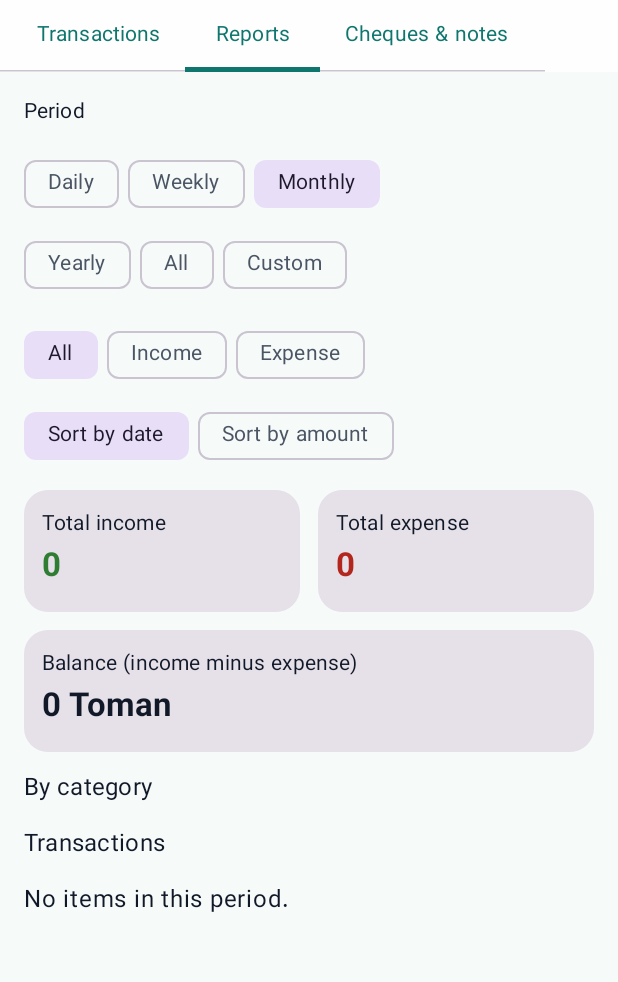
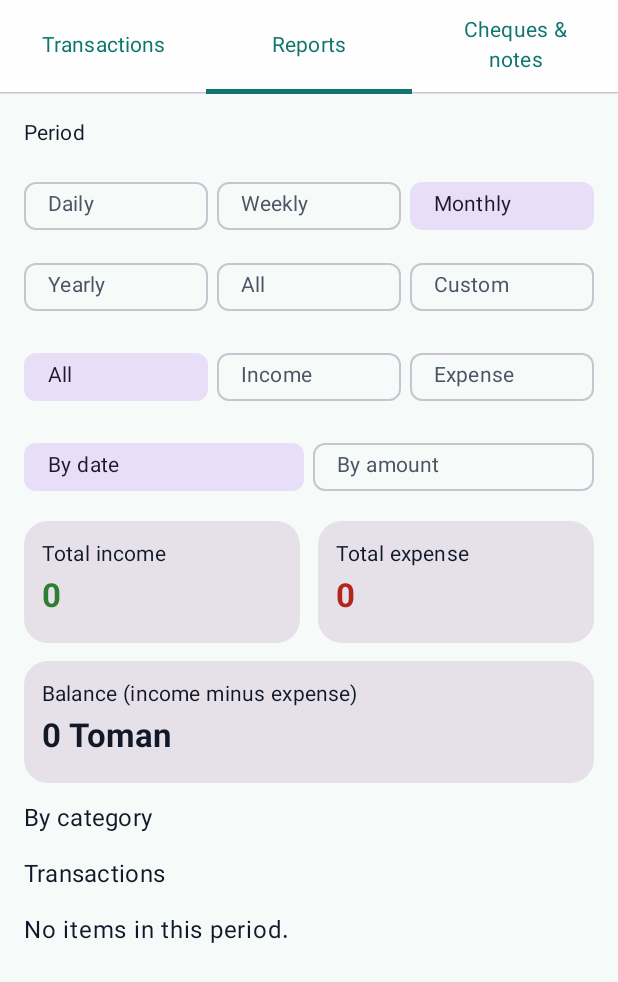
Before and after one commit to SENFIB/hesabyar, an Android app built with Jetpack Compose: the composable AccountingScreen shown on its own in the app's theme, tab 2 chosen, on a phone screen of 412 x 824 dp. Shown: the top 982 px of the screen. Run offline under Robolectric (Android 15) with nearby library versions, the phone set to English and light mode, and no system bars; our stand-ins replace Room's generated code; 2 statements that could not run were skipped.

Commit message:
Update AccountingScreen.kt

```diff
--- a/app/src/main/java/com/hesabyar/app/ui/AccountingScreen.kt
+++ b/app/src/main/java/com/hesabyar/app/ui/AccountingScreen.kt
@@ -13,7 +13,6 @@ import androidx.compose.foundation.text.KeyboardOptions
 import androidx.compose.material3.*
 import androidx.compose.runtime.*
 import androidx.compose.runtime.saveable.rememberSaveable
-import androidx.compose.ui.Alignment
 import androidx.compose.ui.Modifier
 import androidx.compose.ui.draw.clip
 import androidx.compose.ui.graphics.Color
@@ -21,9 +20,43 @@ import androidx.compose.ui.platform.LocalContext
 import androidx.compose.ui.res.stringResource
 import androidx.compose.ui.text.font.FontWeight
 import androidx.compose.ui.text.input.KeyboardType
+import androidx.compose.ui.text.style.TextAlign
+import androidx.compose.ui.text.style.TextOverflow
 import androidx.compose.ui.unit.dp
 import com.hesabyar.app.R
 import com.hesabyar.app.data.TransactionEntity
+
+// ================= ردیف چیپ‌های هم‌اندازه =================
+
+@Composable
+private fun <T> EqualChipRow(
+    options: List<Pair<T, String>>,
+    selected: T,
+    onSelect: (T) -> Unit,
+    columns: Int = 3
+) {
+    Column(
+        modifier = Modifier.fillMaxWidth(),
+        verticalArrangement = Arrangement.spacedBy(6.dp)
+    ) {
+        options.chunked(columns).forEach { rowItems ->
+            Row(
+                modifier = Modifier.fillMaxWidth(),
+                horizontalArrangement = Arrangement.spacedBy(6.dp)
+            ) {
+                rowItems.forEach { (value, label) ->
+                    FilterChip(
+                        selected = selected == value,
+                        onClick = { onSelect(value) },
+                        label = { Text(label, maxLines = 1, overflow = TextOverflow.Ellipsis) },
+                        modifier = Modifier.weight(1f)
+                    )
+                }
+                repeat(columns - rowItems.size) { Spacer(Modifier.weight(1f)) }
+            }
+        }
+    }
+}
 
 // ================= تب حسابداری با زیرتب‌ها =================
 
@@ -37,12 +70,20 @@ fun AccountingScreen(vm: MainViewModel, regionType: CalendarType) {
     )
 
     Column(modifier = Modifier.fillMaxSize()) {
-        ScrollableTabRow(selectedTabIndex = tab, edgePadding = 8.dp) {
+        // سه زیرتب با عرض برابر
+        TabRow(selectedTabIndex = tab) {
             titles.forEachIndexed { i, title ->
                 Tab(
                     selected = tab == i,
                     onClick = { tab = i },
-                    text = { Text(title) }
+                    text = {
+                        Text(
+                            title,
+                            maxLines = 2,
+                            overflow = TextOverflow.Ellipsis,
+                            textAlign = TextAlign.Center
+                        )
+                    }
                 )
             }
         }
@@ -59,16 +100,6 @@ fun AccountingScreen(vm: MainViewModel, regionType: CalendarType) {
 // ================= گزارش‌ها =================
 
 @Composable
-private fun reportPeriodLabel(p: BackupPeriod): String = when (p) {
-    BackupPeriod.DAILY -> tr("روزانه", "Daily", "يومي")
-    BackupPeriod.WEEKLY -> tr("هفتگی", "Weekly", "أسبوعي")
-    BackupPeriod.MONTHLY -> tr("ماهانه", "Monthly", "شهري")
-    BackupPeriod.YEARLY -> tr("سالانه", "Yearly", "سنوي")
-    BackupPeriod.ALL -> tr("همه", "All", "الكل")
-    BackupPeriod.CUSTOM -> tr("از تا", "Custom", "مخصص")
-}
-
-@Composable
 fun ReportsTab(vm: MainViewModel, regionType: CalendarType) {
     val all by vm.transactions.collectAsState()
 
@@ -77,6 +108,40 @@ fun ReportsTab(vm: MainViewModel, regionType: CalendarType) {
     var sortByAmount by rememberSaveable { mutableStateOf(false) }
     var fromText by rememberSaveable { mutableStateOf("") }
     var toText by rememberSaveable { mutableStateOf("") }
+
+    // گزینه‌ها فقط اینجا ساخته می‌شوند
+    val tPeriodLabel = tr("بازه زمانی", "Period", "الفترة")
+    val periodOptions = listOf(
+        BackupPeriod.DAILY to tr("روزانه", "Daily", "يومي"),
+        BackupPeriod.WEEKLY to tr("هفتگی", "Weekly", "أسبوعي"),
+        BackupPeriod.MONTHLY to tr("ماهانه", "Monthly", "شهري"),
+        BackupPeriod.YEARLY to tr("سالانه", "Yearly", "سنوي"),
+        BackupPeriod.ALL to tr("همه", "All", "الكل"),
+        BackupPeriod.CUSTOM to tr("از تا", "Custom", "مخصص")
+    )
+    val typeOptions = listOf(
+        0 to tr("همه", "All", "الكل"),
+        1 to stringResource(R.string.income),
+        2 to stringResource(R.string.expense)
+    )
+    val sortOptions = listOf(
+        false to tr("بر اساس تاریخ", "By date", "حسب التاريخ"),
+        true to tr("بر اساس مبلغ", "By amount", "حسب المبلغ")
+    )
+    val tFromLabel = tr("از تاریخ (مثلاً 2025/01/01)", "From (e.g. 2025/01/01)", "من (مثال 2025/01/01)")
+    val tToLabel = tr("تا تاریخ (مثلاً 2025/01/31)", "To (e.g. 2025/01/31)", "إلى (مثال 2025/01/31)")
+    val tDateHelp = tr(
+        "تاریخ‌ها را به شکل 2025/01/31 بنویسید.",
+        "Write dates like 2025/01/31.",
+        "اكتب التواريخ مثل 2025/01/31."
+    )
+    val tIncomeTotal = tr("مجموع درآمد", "Total income", "إجمالي الدخل")
+    val tExpenseTotal = tr("مجموع هزینه", "Total expense", "إجمالي المصروف")
+    val tBalance = tr("مانده (درآمد منهای هزینه)", "Balance (income minus expense)", "الرصيد (الدخل ناقص المصروف)")
+    val tByCategory = tr("بر اساس دسته‌بندی", "By category", "حسب الفئة")
+    val tListHeader = tr("فهرست تراکنش‌ها", "Transactions", "المعاملات")
+    val tNone = tr("موردی در این بازه نیست.", "No items in this period.", "لا توجد عناصر في هذه الفترة.")
+    val currency = stringResource(R.string.currency)
 
     val fromMs = parseBackupDay(fromText)
     val toMs = parseBackupDay(toText)
@@ -101,6 +166,7 @@ fun ReportsTab(vm: MainViewModel, regionType: CalendarType) {
     } else {
         shown.sortedByDescending { it.dateMillis }
     }
+    val balanceText = formatMoney(income - expense) + " " + currency
 
     LazyColumn(
         modifier = Modifier.fillMaxSize(),
@@ -108,22 +174,15 @@ fun ReportsTab(vm: MainViewModel, regionType: CalendarType) {
         verticalArrangement = Arrangement.spacedBy(12.dp)
     ) {
         item {
-            Text(tr("بازه زمانی", "Period", "الفترة"), style = MaterialTheme.typography.labelLarge)
+            Text(tPeriodLabel, style = MaterialTheme.typography.labelLarge)
         }
         item {
-            Column(verticalArrangement = Arrangement.spacedBy(6.dp)) {
-                BackupPeriod.entries.chunked(3).forEach { row ->
-                    Row(horizontalArrangement = Arrangement.spacedBy(6.dp)) {
-                        row.forEach { p ->
-                            FilterChip(
-                                selected = period == p,
-                                onClick = { period = p },
-                                label = { Text(reportPeriodLabel(p)) }
+            EqualChipRow(
+                options = periodOptions,
+                selected = period,
+                onSelect = { period = it },
+                columns = 3
             )
-                        }
-                    }
-                }
-            }
         }
 
         if (period == BackupPeriod.CUSTOM) {
@@ -134,63 +193,40 @@ fun ReportsTab(vm: MainViewModel, regionType: CalendarType) {
                         onValueChange = { fromText = it },
                         singleLine = true,
                         modifier = Modifier.fillMaxWidth(),
-                        label = { Text(tr("از تاریخ (مثلاً 2025/01/01)", "From (e.g. 2025/01/01)", "من (مثال 2025/01/01)")) }
+                        label = { Text(tFromLabel) }
                     )
                     OutlinedTextField(
                         value = toText,
                         onValueChange = { toText = it },
                         singleLine = true,
                         modifier = Modifier.fillMaxWidth(),
-                        label = { Text(tr("تا تاریخ (مثلاً 2025/01/31)", "To (e.g. 2025/01/31)", "إلى (مثال 2025/01/31)")) }
+                        label = { Text(tToLabel) }
                     )
                 }
             }
             if (customInvalid) {
                 item {
-                    Text(
-                        tr(
-                            "تاریخ‌ها را به شکل 2025/01/31 بنویسید.",
-                            "Write dates like 2025/01/31.",
-                            "اكتب التواريخ مثل 2025/01/31."
-                        ),
-                        color = MaterialTheme.colorScheme.error
-                    )
+                    Text(tDateHelp, color = MaterialTheme.colorScheme.error)
                 }
             }
         }
 
         item {
-            Column(verticalArrangement = Arrangement.spacedBy(6.dp)) {
-                Row(horizontalArrangement = Arrangement.spacedBy(6.dp)) {
-                    FilterChip(
-                        selected = typeFilter == 0,
-                        onClick = { typeFilter = 0 },
-                        label = { Text(tr("همه", "All", "الكل")) }
-                    )
-                    FilterChip(
-                        selected = typeFilter == 1,
-                        onClick = { typeFilter = 1 },
-                        label = { Text(stringResource(R.string.income)) }
-                    )
-                    FilterChip(
-                        selected = typeFilter == 2,
-                        onClick = { typeFilter = 2 },
-                        label = { Text(stringResource(R.string.expense)) }
+            EqualChipRow(
+                options = typeOptions,
+                selected = typeFilter,
+                onSelect = { typeFilter = it },
+                columns = 3
             )
         }
-                Row(horizontalArrangement = Arrangement.spacedBy(6.dp)) {
-                    FilterChip(
-                        selected = !sortByAmount,
-                        onClick = { sortByAmount = false },
-                        label = { Text(tr("مرتب‌سازی بر اساس تاریخ", "Sort by date", "ترتيب حسب التاريخ")) }
+
+        item {
+            EqualChipRow(
+                options = sortOptions,
+                selected = sortByAmount,
+                onSelect = { sortByAmount = it },
+                columns = 2
             )
-                    FilterChip(
-                        selected = sortByAmount,
-                        onClick = { sortByAmount = true },
-                        label = { Text(tr("مرتب‌سازی بر اساس مبلغ", "Sort by amount", "ترتيب حسب المبلغ")) }
-                    )
-                }
-            }
         }
 
         item {
@@ -199,13 +235,13 @@ fun ReportsTab(vm: MainViewModel, regionType: CalendarType) {
                 horizontalArrangement = Arrangement.spacedBy(12.dp)
             ) {
                 SummaryBox(
-                    title = tr("مجموع درآمد", "Total income", "إجمالي الدخل"),
+                    title = tIncomeTotal,
                     value = income,
                     color = Color(0xFF2E7D32),
                     modifier = Modifier.weight(1f)
                 )
                 SummaryBox(
-                    title = tr("مجموع هزینه", "Total expense", "إجمالي المصروف"),
+                    title = tExpenseTotal,
                     value = expense,
                     color = MaterialTheme.colorScheme.error,
                     modifier = Modifier.weight(1f)
@@ -216,12 +252,9 @@ fun ReportsTab(vm: MainViewModel, regionType: CalendarType) {
         item {
             Card(modifier = Modifier.fillMaxWidth()) {
                 Column(modifier = Modifier.padding(12.dp)) {
+                    Text(tBalance, style = MaterialTheme.typography.labelLarge)
                     Text(
-                        tr("مانده (درآمد منهای هزینه)", "Balance (income minus expense)", "الرصيد (الدخل ناقص المصروف)"),
-                        style = MaterialTheme.typography.labelLarge
-                    )
-                    Text(
-                        "${formatMoney(income - expense)} ${stringResource(R.string.currency)}",
+                        balanceText,
                         style = MaterialTheme.typography.titleLarge,
                         fontWeight = FontWeight.Bold
                     )
@@ -230,7 +263,7 @@ fun ReportsTab(vm: MainViewModel, regionType: CalendarType) {
         }
 
         item {
-            Text(tr("بر اساس دسته‌بندی", "By category", "حسب الفئة"), style = MaterialTheme.typography.titleMedium)
+            Text(tByCategory, style = MaterialTheme.typography.titleMedium)
         }
 
         items(groups) { (key, sum) ->
@@ -247,12 +280,12 @@ fun ReportsTab(vm: MainViewModel, regionType: CalendarType) {
         }
 
         item {
-            Text(tr("فهرست تراکنش‌ها", "Transactions", "المعاملات"), style = MaterialTheme.typography.titleMedium)
+            Text(tListHeader, style = MaterialTheme.typography.titleMedium)
         }
 
         if (details.isEmpty()) {
             item {
-                Text(tr("موردی در این بازه نیست.", "No items in this period.", "لا توجد عناصر في هذه الفترة."))
+                Text(tNone)
             }
         }
 
@@ -428,7 +461,34 @@ fun ChecksTab(regionType: CalendarType) {
     var level by rememberSaveable { mutableStateOf(2) }
     var errText by remember { mutableStateOf<String?>(null) }
 
-    // متن خطاها باید اینجا (داخل بدنه Compose) ساخته شوند، نه داخل onClick
+    // همه متن‌ها و گزینه‌ها داخل بدنه Compose ساخته می‌شوند
+    val kindOptions = listOf(
+        0 to tr("چک", "Cheque", "شيك"),
+        1 to tr("سفته", "Promissory note", "سند")
+    )
+    val directionOptions = listOf(
+        0 to tr("دریافتنی", "Receivable", "مستحق لنا"),
+        1 to tr("پرداختنی", "Payable", "مستحق علينا")
+    )
+    val remindOptions = REMIND_OPTIONS.map { d -> d to remindLabel(d) }
+    val levelOptions = listOf(
+        1 to tr("درجه ۱", "Level 1", "المستوى 1"),
+        2 to tr("درجه ۲", "Level 2", "المستوى 2"),
+        3 to tr("درجه ۳", "Level 3", "المستوى 3")
+    )
+    val tAddTitle = tr("ثبت چک یا سفته", "Add cheque or note", "إضافة شيك أو سند")
+    val tPartyLabel = tr("طرف حساب", "Person / party", "الطرف")
+    val tAmountLabel = stringResource(R.string.amount) + " (" + stringResource(R.string.currency) + ")"
+    val tDueLabel = tr("سررسید (مثلاً 2025/01/31)", "Due date (e.g. 2025/01/31)", "الاستحقاق (مثال 2025/01/31)")
+    val tRemindTitle = tr("هشدار قبل از سررسید", "Remind before due date", "تنبيه قبل الاستحقاق")
+    val tLevelTitle = tr("درجه اعلان", "Notification level", "درجة الإشعار")
+    val tAddBtn = stringResource(R.string.add)
+    val tUpcoming = tr("سررسیدهای نزدیک", "Upcoming due dates", "الاستحقاقات القريبة")
+    val tAllTitle = tr("همه چک‌ها و سفته‌ها", "All cheques and notes", "كل الشيكات والسندات")
+    val tNoEntries = tr("هنوز چکی ثبت نشده است.", "No entries yet.", "لا توجد عناصر بعد.")
+    val tDueWord = tr("سررسید", "Due", "الاستحقاق")
+
+    // متن خطاها هم اینجا ساخته می‌شوند، نه داخل onClick
     val errNameText = tr("نام طرف حساب را وارد کنید", "Enter the party name", "أدخل اسم الطرف")
     val errAmountText = tr("مبلغ معتبر وارد کنید", "Enter a valid amount", "أدخل مبلغاً صحيحاً")
     val errDateText = tr("تاریخ را به شکل 2025/01/31 بنویسید", "Write the date like 2025/01/31", "اكتب التاريخ مثل 2025/01/31")
@@ -447,40 +507,28 @@ fun ChecksTab(regionType: CalendarType) {
                     modifier = Modifier.padding(16.dp),
                     verticalArrangement = Arrangement.spacedBy(10.dp)
                 ) {
-                    Text(tr("ثبت چک یا سفته", "Add cheque or note", "إضافة شيك أو سند"), style = MaterialTheme.typography.titleMedium)
+                    Text(tAddTitle, style = MaterialTheme.typography.titleMedium)
 
-                    Row(horizontalArrangement = Arrangement.spacedBy(8.dp)) {
-                        FilterChip(
-                            selected = kind == 0,
-                            onClick = { kind = 0 },
-                            label = { Text(tr("چک", "Cheque", "شيك")) }
+                    EqualChipRow(
+                        options = kindOptions,
+                        selected = kind,
+                        onSelect = { kind = it },
+                        columns = 2
                     )
-                        FilterChip(
-                            selected = kind == 1,
-                            onClick = { kind = 1 },
-                            label = { Text(tr("سفته", "Promissory note", "سند")) }
+
+                    EqualChipRow(
+                        options = directionOptions,
+                        selected = direction,
+                        onSelect = { direction = it },
+                        columns = 2
                     )
-                    }
-
-                    Row(horizontalArrangement = Arrangement.spacedBy(8.dp)) {
-                        FilterChip(
-                            selected = direction == 0,
-                            onClick = { direction = 0 },
-                            label = { Text(tr("دریافتنی", "Receivable", "مستحق لنا")) }
-                        )
-                        FilterChip(
-                            selected = direction == 1,
-                            onClick = { direction = 1 },
-                            label = { Text(tr("پرداختنی", "Payable", "مستحق علينا")) }
-                        )
-                    }
 
                     OutlinedTextField(
                         value = person,
                         onValueChange = { person = it },
                         singleLine = true,
                         modifier = Modifier.fillMaxWidth(),
-                        label = { Text(tr("طرف حساب", "Person / party", "الطرف")) }
+                        label = { Text(tPartyLabel) }
                     )
 
                     OutlinedTextField(
@@ -490,7 +538,7 @@ fun ChecksTab(regionType: CalendarType) {
                         keyboardOptions = KeyboardOptions(keyboardType = KeyboardType.Number),
                         visualTransformation = ThousandsVisualTransformation(),
                         modifier = Modifier.fillMaxWidth(),
-                        label = { Text("${stringResource(R.string.amount)} (${stringResource(R.string.currency)})") }
+                        label = { Text(tAmountLabel) }
                     )
 
                     OutlinedTextField(
@@ -498,32 +546,24 @@ fun ChecksTab(regionType: CalendarType) {
                         onValueChange = { dueText = it },
                         singleLine = true,
                         modifier = Modifier.fillMaxWidth(),
-                        label = { Text(tr("سررسید (مثلاً 2025/01/31)", "Due date (e.g. 2025/01/31)", "الاستحقاق (مثال 2025/01/31)")) }
+                        label = { Text(tDueLabel) }
                     )
 
-                    Text(tr("هشدار قبل از سررسید", "Remind before due date", "تنبيه قبل الاستحقاق"), style = MaterialTheme.typography.labelLarge)
-                    REMIND_OPTIONS.chunked(3).forEach { row ->
-                        Row(horizontalArrangement = Arrangement.spacedBy(6.dp)) {
-                            row.forEach { d ->
-                                FilterChip(
-                                    selected = remindDays == d,
-                                    onClick = { remindDays = d },
-                                    label = { Text(remindLabel(d)) }
+                    Text(tRemindTitle, style = MaterialTheme.typography.labelLarge)
+                    EqualChipRow(
+                        options = remindOptions,
+                        selected = remindDays,
+                        onSelect = { remindDays = it },
+                        columns = 3
                     )
-                            }
-                        }
-                    }
 
-                    Text(tr("درجه اعلان", "Notification level", "درجة الإشعار"), style = MaterialTheme.typography.labelLarge)
-                    Row(horizontalArrangement = Arrangement.spacedBy(8.dp)) {
-                        listOf(1, 2, 3).forEach { lv ->
-                            FilterChip(
-                                selected = level == lv,
-                                onClick = { level = lv },
-                                label = { Text(lv.toString()) }
+                    Text(tLevelTitle, style = MaterialTheme.typography.labelLarge)
+                    EqualChipRow(
+                        options = levelOptions,
+                        selected = level,
+                        onSelect = { level = it },
+                        columns = 3
                     )
-                        }
-                    }
                     Text(levelText(level), style = MaterialTheme.typography.bodySmall)
 
                     errText?.let { Text(it, color = MaterialTheme.colorScheme.error) }
@@ -561,7 +601,7 @@ fun ChecksTab(regionType: CalendarType) {
                         },
                         modifier = Modifier.fillMaxWidth()
                     ) {
-                        Text(stringResource(R.string.add))
+                        Text(tAddBtn)
                     }
                 }
             }
@@ -580,25 +620,22 @@ fun ChecksTab(regionType: CalendarType) {
                     )
                 ) {
                     Column(modifier = Modifier.padding(12.dp)) {
-                        Text(
-                            tr("سررسیدهای نزدیک", "Upcoming due dates", "الاستحقاقات القريبة"),
-                            style = MaterialTheme.typography.titleSmall
-                        )
+                        Text(tUpcoming, style = MaterialTheme.typography.titleSmall)
                     }
                 }
             }
             items(alerts, key = { "alert_${it.id}" }) { c ->
-                AlertLine(c = c, regionType = regionType)
+                AlertLine(c = c, regionType = regionType, dueWord = tDueWord)
             }
         }
 
         item {
-            Text(tr("همه چک‌ها و سفته‌ها", "All cheques and notes", "كل الشيكات والسندات"), style = MaterialTheme.typography.titleMedium)
+            Text(tAllTitle, style = MaterialTheme.typography.titleMedium)
         }
 
         if (cheques.isEmpty()) {
             item {
-                Text(tr("هنوز چکی ثبت نشده است.", "No entries yet.", "لا توجد عناصر بعد."))
+                Text(tNoEntries)
             }
         }
 
@@ -620,19 +657,19 @@ fun ChecksTab(regionType: CalendarType) {
 }
 
 @Composable
-private fun AlertLine(c: Cheque, regionType: CalendarType) {
-    val dueText = formatWith(c.dueMillis, "yyyy/MM/dd", regionType.locale, deviceTimeZone())
+private fun AlertLine(c: Cheque, regionType: CalendarType, dueWord: String) {
+    val dueText = formatWith(c.dueMillis, "yyyy/MM/dd", regionType.locale, regionType.timeZone)
+    val currency = stringResource(R.string.currency)
+    val header = "⚠ " + c.person + " • " + formatMoney(c.amount) + " " + currency
+    val detail = dueWord + ": " + dueText + " • " + levelText(c.level)
     Card(modifier = Modifier.fillMaxWidth()) {
         Column(modifier = Modifier.padding(12.dp)) {
             Text(
-                "⚠ ${c.person} • ${formatMoney(c.amount)} ${stringResource(R.string.currency)}",
+                header,
                 style = MaterialTheme.typography.titleSmall,
                 color = if (c.level == 1) MaterialTheme.colorScheme.error else MaterialTheme.colorScheme.onSurface
             )
-            Text(
-                "${tr("سررسید", "Due", "الاستحقاق")}: $dueText • ${levelText(c.level)}",
-                style = MaterialTheme.typography.bodySmall
-            )
+            Text(detail, style = MaterialTheme.typography.bodySmall)
         }
     }
 }
@@ -650,33 +687,36 @@ private fun ChequeRow(
     } else {
         tr("پرداختنی", "Payable", "مستحق علينا")
     }
-    val dueText = formatWith(c.dueMillis, "yyyy/MM/dd", regionType.locale, deviceTimeZone())
+    val tDueWord = tr("سررسید", "Due", "الاستحقاق")
+    val tMarkActive = tr("برگشت به فعال", "Mark active", "إعادة التفعيل")
+    val tMarkDone = tr("انجام شد", "Mark done", "تم")
+    val currency = stringResource(R.string.currency)
+    val dueText = formatWith(c.dueMillis, "yyyy/MM/dd", regionType.locale, regionType.timeZone)
+    val remindText = remindLabel(c.remindDays)
+    val levelDesc = levelText(c.level)
 
     Card(modifier = Modifier.fillMaxWidth()) {
         Column(
             modifier = Modifier.padding(12.dp),
             verticalArrangement = Arrangement.spacedBy(4.dp)
         ) {
-            Text("$kindText • $dirText", style = MaterialTheme.typography.labelLarge)
+            Text(kindText + " • " + dirText, style = MaterialTheme.typography.labelLarge)
             Text(
                 c.person,
                 style = MaterialTheme.typography.titleMedium,
                 textDecoration = if (c.done) androidx.compose.ui.text.style.TextDecoration.LineThrough else null
             )
             Text(
-                "${formatMoney(c.amount)} ${stringResource(R.string.currency)} • ${tr("سررسید", "Due", "الاستحقاق")}: $dueText",
+                formatMoney(c.amount) + " " + currency + " • " + tDueWord + ": " + dueText,
                 style = MaterialTheme.typography.bodySmall
             )
             Text(
-                "${remindLabel(c.remindDays)} • ${levelText(c.level)}",
+                remindText + " • " + levelDesc,
                 style = MaterialTheme.typography.bodySmall
             )
             Row(horizontalArrangement = Arrangement.spacedBy(8.dp)) {
                 OutlinedButton(onClick = onToggle) {
-                    Text(
-                        if (c.done) tr("برگشت به فعال", "Mark active", "إعادة التفعيل")
-                        else tr("انجام شد", "Mark done", "تم")
-                    )
+                    Text(if (c.done) tMarkActive else tMarkDone)
                 }
                 TextButton(onClick = onDelete) {
                     Text(stringResource(R.string.delete))
```
Lines whose indentation alone changed are shown as unchanged.
